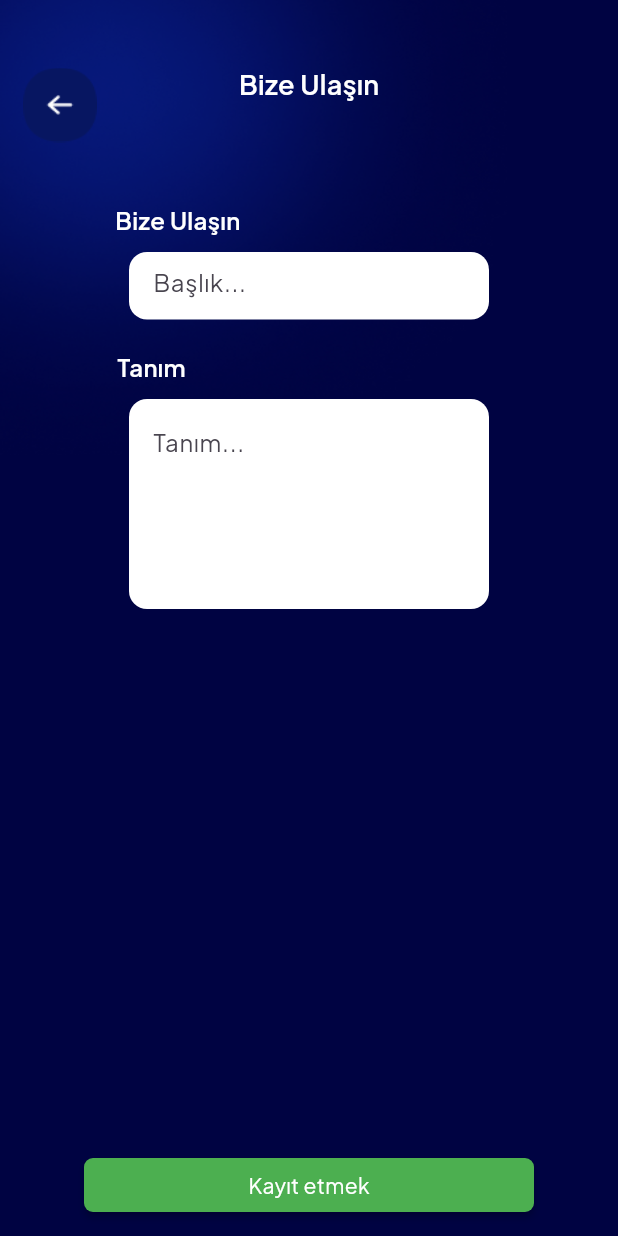
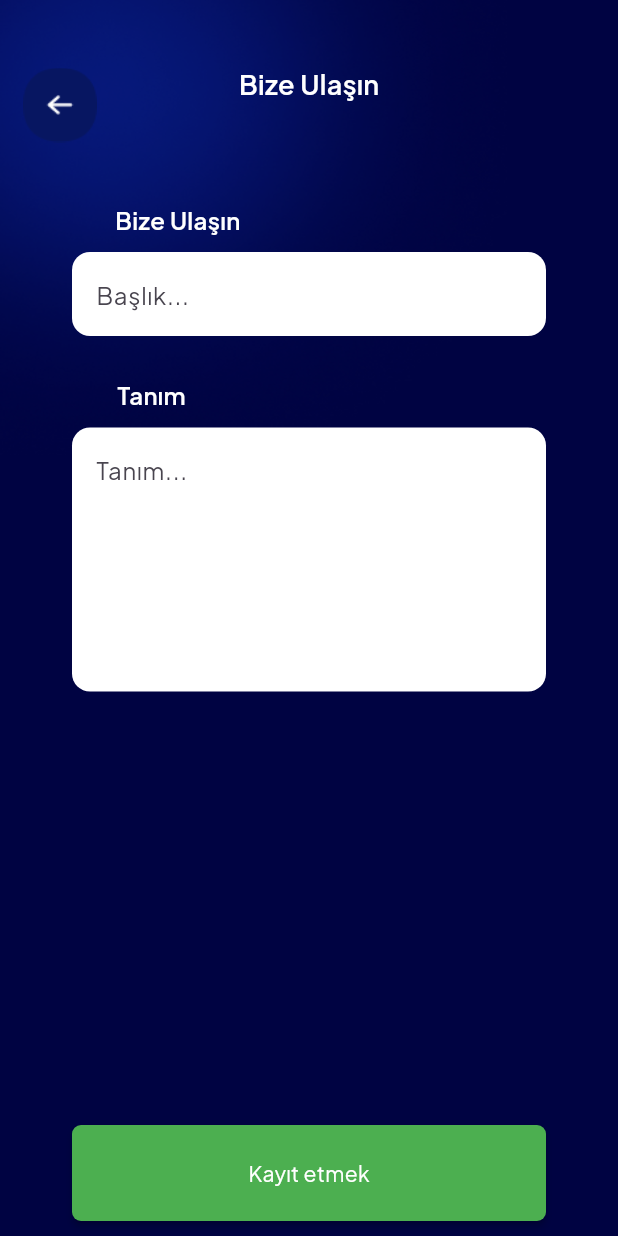
Before and after one commit to saeedalebrahiim/Quiz, a Flutter app: the AddHelpScreen screen opened directly, on a phone screen of 412 x 824 dp. Run offline on Flutter 3.47's test engine with Material 3 defaults, Android fonts, the phone set to English and light mode, and no system bars; our stand-ins replace cached_network_image, chopper, connectivity_plus, country_code_picker, firebase_core, firebase_messaging and 12 more; missing offline and left inert: easy_count_timer, matertino_radio, quill_html_editor; accounts and stored records are empty; generated files the repository leaves out were written again; network calls fail.

Commit message:
details3

```diff
--- a/lib/view/help/add_help_screen.dart
+++ b/lib/view/help/add_help_screen.dart
@@ -81,8 +81,8 @@ class AddHelpScreen extends StatelessWidget {
                 ),
                 Center(
                   child: SizedBox(
-                    width: 240,
-                    height: 45,
+                    width: 316,
+                    height: 64,
                     child: TextFormField(
                         controller: _titleController,
                         decoration: InputDecoration(
@@ -117,8 +117,7 @@ class AddHelpScreen extends StatelessWidget {
                 ),
                 Center(
                   child: SizedBox(
-                    width: 240,
-                    height: 140,
+                    width: 316,
                     child: TextFormField(
                         maxLines: 6,
                         controller: _descController,
@@ -141,7 +140,8 @@ class AddHelpScreen extends StatelessWidget {
         child: Padding(
           padding: const EdgeInsets.all(10),
           child: SizedBox(
-            width: 300,
+            width: 316,
+            height: 64,
             child: RawMaterialButton(
               onPressed: () {
                 //TODO add ticket
```
Also changed, not shown: lib/view/myrating/all/all_screen.dart.dart (+15 -11 lines), lib/view/myrating/onemonth/one_month_screen.dart.dart (+15 -11 lines), lib/view/myrating/today/today_screen.dart (+15 -11 lines).
